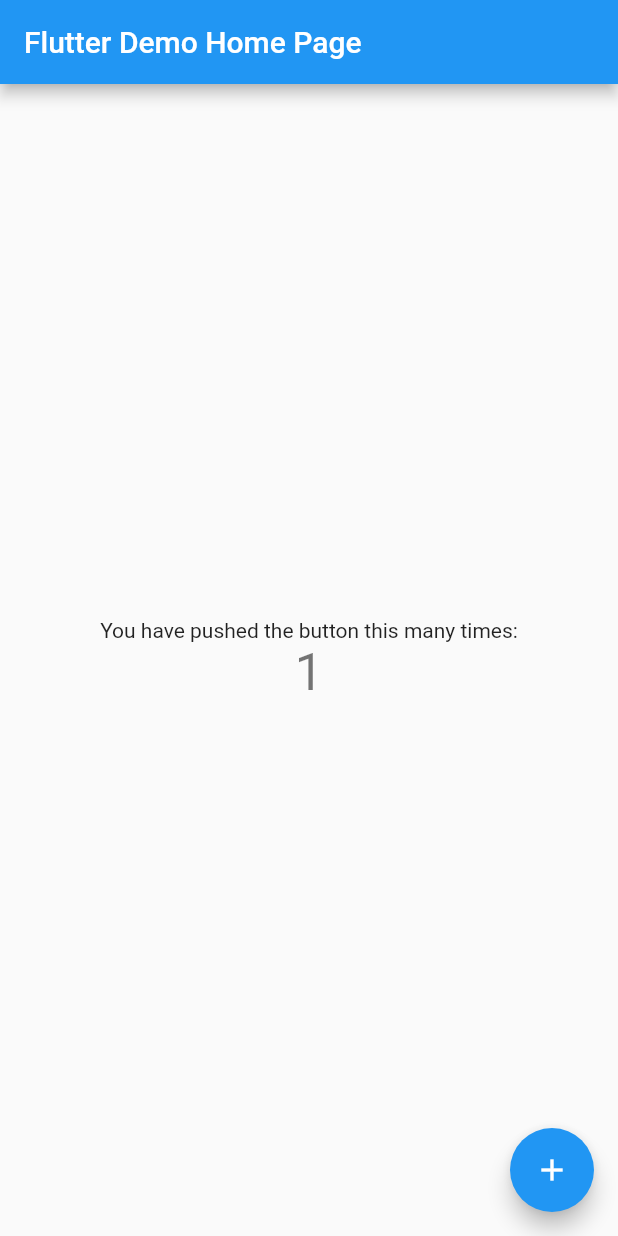
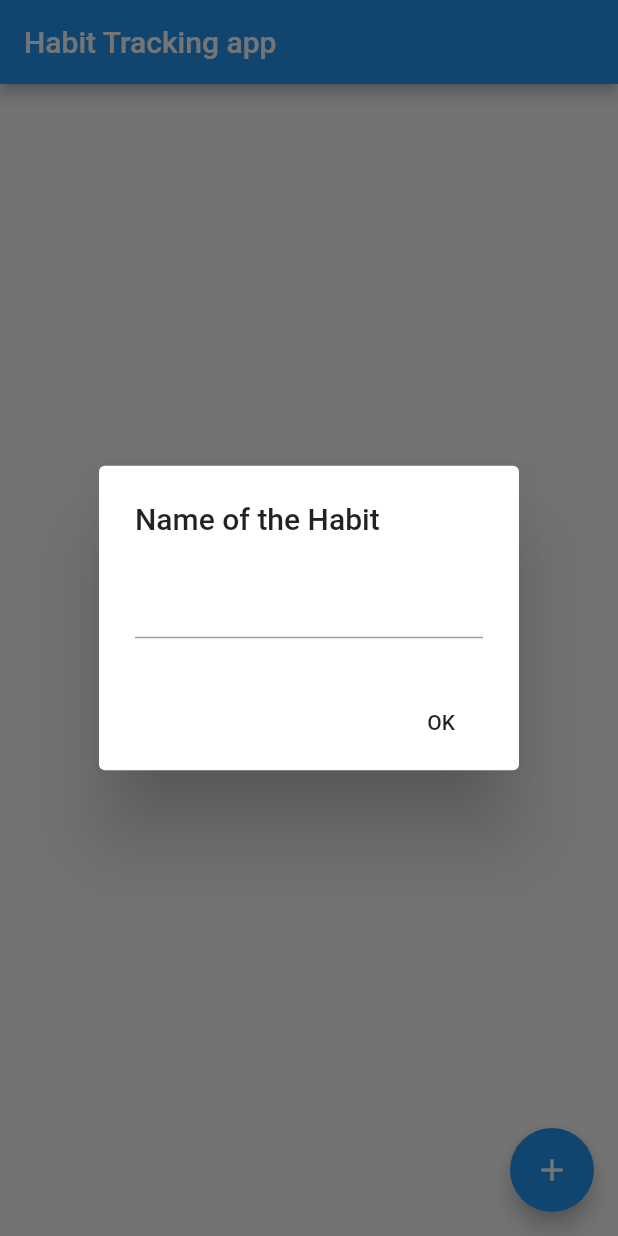
Before and after one commit to nicolae1099/improve, a Flutter app: the screen it shows after launch, after a tap on the "add" icon, on a phone screen of 412 x 824 dp. Run offline on Flutter 3.47's test engine with Material 2 defaults, Android fonts, the phone set to English and light mode, and no system bars.

Commit message:
added HomeScreen with a floatingActionButton and the option to add habits into a ListViewBuilder

```diff
--- a/lib/main.dart
+++ b/lib/main.dart
@@ -1,4 +1,5 @@
 import 'package:flutter/material.dart';
+import 'package:improve/screens/home_screen.dart';
 
 void main() {
   runApp(const MyApp());
@@ -7,109 +8,13 @@
 class MyApp extends StatelessWidget {
   const MyApp({Key? key}) : super(key: key);
 
-  // This widget is the root of your application.
   @override
   Widget build(BuildContext context) {
     return MaterialApp(
-      title: 'Flutter Demo',
-      theme: ThemeData(
-        // This is the theme of your application.
-        //
-        // Try running your application with "flutter run". You'll see the
-        // application has a blue toolbar. Then, without quitting the app, try
-        // changing the primarySwatch below to Colors.green and then invoke
-        // "hot reload" (press "r" in the console where you ran "flutter run",
-        // or simply save your changes to "hot reload" in a Flutter IDE).
-        // Notice that the counter didn't reset back to zero; the application
-        // is not restarted.
-        primarySwatch: Colors.blue,
-      ),
-      home: const MyHomePage(title: 'Flutter Demo Home Page'),
-    );
+        title: 'Improve everyday',
+        theme: ThemeData(
+          primarySwatch: Colors.blue,
+        ),
+        home: HomeScreen());
   }
 }
-
-class MyHomePage extends StatefulWidget {
-  const MyHomePage({Key? key, required this.title}) : super(key: key);
-
-  // This widget is the home page of your application. It is stateful, meaning
-  // that it has a State object (defined below) that contains fields that affect
-  // how it looks.
-
-  // This class is the configuration for the state. It holds the values (in this
-  // case the title) provided by the parent (in this case the App widget) and
-  // used by the build method of the State. Fields in a Widget subclass are
-  // always marked "final".
-
-  final String title;
-
-  @override
-  State<MyHomePage> createState() => _MyHomePageState();
-}
-
-class _MyHomePageState extends State<MyHomePage> {
-  int _counter = 0;
-
-  void _incrementCounter() {
-    setState(() {
-      // This call to setState tells the Flutter framework that something has
-      // changed in this State, which causes it to rerun the build method below
-      // so that the display can reflect the updated values. If we changed
-      // _counter without calling setState(), then the build method would not be
-      // called again, and so nothing would appear to happen.
-      _counter++;
-    });
-  }
-
-  @override
-  Widget build(BuildContext context) {
-    // This method is rerun every time setState is called, for instance as done
-    // by the _incrementCounter method above.
-    //
-    // The Flutter framework has been optimized to make rerunning build methods
-    // fast, so that you can just rebuild anything that needs updating rather
-    // than having to individually change instances of widgets.
-    return Scaffold(
-      appBar: AppBar(
-        // Here we take the value from the MyHomePage object that was created by
-        // the App.build method, and use it to set our appbar title.
-        title: Text(widget.title),
-      ),
-      body: Center(
-        // Center is a layout widget. It takes a single child and positions it
-        // in the middle of the parent.
-        child: Column(
-          // Column is also a layout widget. It takes a list of children and
-          // arranges them vertically. By default, it sizes itself to fit its
-          // children horizontally, and tries to be as tall as its parent.
-          //
-          // Invoke "debug painting" (press "p" in the console, choose the
-          // "Toggle Debug Paint" action from the Flutter Inspector in Android
-          // Studio, or the "Toggle Debug Paint" command in Visual Studio Code)
-          // to see the wireframe for each widget.
-          //
-          // Column has various properties to control how it sizes itself and
-          // how it positions its children. Here we use mainAxisAlignment to
-          // center the children vertically; the main axis here is the vertical
-          // axis because Columns are vertical (the cross axis would be
-          // horizontal).
-          mainAxisAlignment: MainAxisAlignment.center,
-          children: <Widget>[
-            const Text(
-              'You have pushed the button this many times:',
-            ),
-            Text(
-              '$_counter',
-              style: Theme.of(context).textTheme.headline4,
-            ),
-          ],
-        ),
-      ),
-      floatingActionButton: FloatingActionButton(
-        onPressed: _incrementCounter,
-        tooltip: 'Increment',
-        child: const Icon(Icons.add),
-      ), // This trailing comma makes auto-formatting nicer for build methods.
-    );
-  }
-}
--- /dev/null
+++ b/lib/screens/home_screen.dart
@@ -0,0 +1,90 @@
+import 'package:flutter/cupertino.dart';
+import 'package:flutter/material.dart';
+
+class HomeScreen extends StatefulWidget {
+  @override
+  _HomeScreenState createState() => _HomeScreenState();
+}
+
+class _HomeScreenState extends State<HomeScreen> {
+  List<String> items = [];
+
+  Future<String> createAlertDialog(BuildContext context) async {
+    TextEditingController customController = TextEditingController();
+    return await showDialog(
+        context: context,
+        builder: (context) {
+          return AlertDialog(
+            title: const Text("Name of the Habit"),
+            content: TextField(
+              controller: customController,
+            ),
+            actions: <Widget>[
+              MaterialButton(
+                  elevation: 5.0,
+                  child: const Text("OK"),
+                  onPressed: () {
+                    Navigator.of(context).pop(customController.text
+                        .toString()); // to go back to screen after submitting
+                  })
+            ],
+          );
+        });
+  }
+
+  @override
+  Widget build(BuildContext context) {
+    return Scaffold(
+      appBar: AppBar(
+        title: const Text('Habit Tracking app'),
+      ),
+      body: Center(
+        child: Column(
+          children: <Widget>[
+            Expanded(
+              child: ListView.builder(
+                itemBuilder: (context, index) {
+                  return ReusableListItem(
+                      const Color(0xFFd2fddf), items[index]);
+                },
+                itemCount: items.length,
+              ),
+            ),
+          ],
+        ),
+      ),
+      floatingActionButton: FloatingActionButton(
+        onPressed: () {
+          createAlertDialog(context).then((onValue) {
+            setState(() {
+              items.add(onValue);
+            });
+          });
+        },
+        child: const Icon(Icons.add),
+      ),
+    );
+  }
+}
+
+class ReusableListItem extends StatelessWidget {
+  const ReusableListItem(this.colour, this.pill, {Key? key}) : super(key: key);
+
+  final Color colour;
+  final String pill;
+
+  @override
+  Widget build(BuildContext context) {
+    return Container(
+      height: 50,
+      margin: const EdgeInsets.all(8),
+      decoration: BoxDecoration(
+        color: colour,
+        borderRadius: BorderRadius.circular(15.0),
+      ),
+      child: Center(
+        child: Text(pill),
+      ),
+    );
+  }
+}
```
